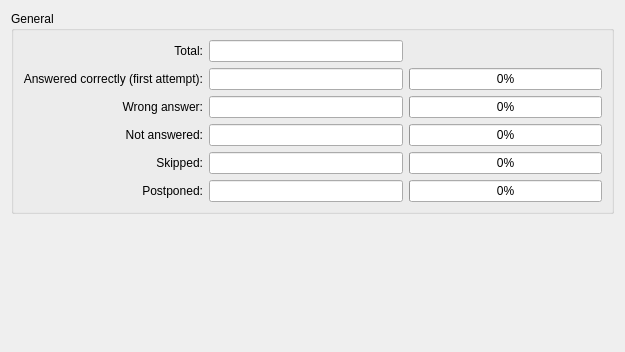
Before: the Qt Designer form src/practice/practicesummarywidget.ui in KDE/parley, drawn with Qt 5.
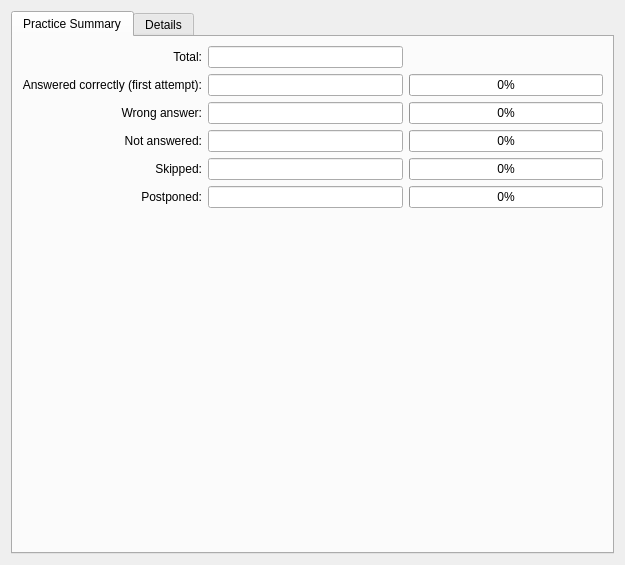
After: the same form once the commit is applied. The open tabs and pages were chosen to show the change. Custom widgets are drawn as their Qt base class.

Commit message: start dislplaying a summary with details - user answers are kept now

```diff
--- a/src/practice/practicesummarywidget.ui
+++ b/src/practice/practicesummarywidget.ui
@@ -1,24 +1,28 @@
 <ui version="4.0" >
  <class>PracticeSummaryWidget</class>
- <widget class="QWidget" name="PracticeSummaryWidget" >
-  <property name="geometry" >
+ <widget class="QWidget" name="PracticeSummaryWidget">
+  <property name="geometry">
    <rect>
     <x>0</x>
     <y>0</y>
     <width>625</width>
-    <height>352</height>
+    <height>565</height>
    </rect>
   </property>
-  <layout class="QVBoxLayout" >
+  <layout class="QHBoxLayout" name="horizontalLayout">
    <item>
-    <widget class="QGroupBox" name="groupBox" >
-     <property name="title" >
-      <string>General</string>
+    <widget class="QTabWidget" name="tabWidget">
+     <property name="currentIndex">
+      <number>1</number>
      </property>
-     <layout class="QGridLayout" >
-      <item row="0" column="0" >
-       <widget class="QLabel" name="label" >
-        <property name="text" >
+     <widget class="QWidget" name="generalTab">
+      <attribute name="title">
+       <string>Practice Summary</string>
+      </attribute>
+      <layout class="QGridLayout" name="gridLayout">
+       <item row="0" column="0">
+        <widget class="QLabel" name="label">
+         <property name="text">
          <string>Total:</string>
         </property>
         <property name="alignment" >
@@ -26,9 +30,9 @@
         </property>
        </widget>
       </item>
-      <item row="0" column="1" >
-       <widget class="KLineEdit" name="totalCountLineEdit" >
-        <property name="inputMask" >
+       <item row="0" column="1">
+        <widget class="KLineEdit" name="totalCountLineEdit">
+         <property name="inputMask">
          <string/>
         </property>
         <property name="alignment" >
@@ -39,9 +43,9 @@
         </property>
        </widget>
       </item>
-      <item row="1" column="0" >
-       <widget class="QLabel" name="label_2" >
-        <property name="text" >
+       <item row="1" column="0">
+        <widget class="QLabel" name="label_2">
+         <property name="text">
          <string>Answered correctly (first attempt):</string>
         </property>
         <property name="alignment" >
@@ -49,9 +53,9 @@
         </property>
        </widget>
       </item>
-      <item row="1" column="1" >
-       <widget class="KLineEdit" name="correctLineEdit" >
-        <property name="alignment" >
+       <item row="1" column="1">
+        <widget class="KLineEdit" name="correctLineEdit">
+         <property name="alignment">
          <set>Qt::AlignRight|Qt::AlignTrailing|Qt::AlignVCenter</set>
         </property>
         <property name="readOnly" >
@@ -59,16 +63,16 @@
         </property>
        </widget>
       </item>
-      <item row="1" column="2" >
-       <widget class="QProgressBar" name="correctProgressBar" >
-        <property name="value" >
+       <item row="1" column="2">
+        <widget class="QProgressBar" name="correctProgressBar">
+         <property name="value">
          <number>0</number>
         </property>
        </widget>
       </item>
-      <item row="2" column="0" >
-       <widget class="QLabel" name="label_3" >
-        <property name="text" >
+       <item row="2" column="0">
+        <widget class="QLabel" name="label_3">
+         <property name="text">
          <string>Wrong answer:</string>
         </property>
         <property name="alignment" >
@@ -76,9 +80,9 @@
         </property>
        </widget>
       </item>
-      <item row="2" column="1" >
-       <widget class="KLineEdit" name="wrongLineEdit" >
-        <property name="alignment" >
+       <item row="2" column="1">
+        <widget class="KLineEdit" name="wrongLineEdit">
+         <property name="alignment">
          <set>Qt::AlignRight|Qt::AlignTrailing|Qt::AlignVCenter</set>
         </property>
         <property name="readOnly" >
@@ -86,16 +90,16 @@
         </property>
        </widget>
       </item>
-      <item row="2" column="2" >
-       <widget class="QProgressBar" name="wrongProgressBar" >
-        <property name="value" >
+       <item row="2" column="2">
+        <widget class="QProgressBar" name="wrongProgressBar">
+         <property name="value">
          <number>0</number>
         </property>
        </widget>
       </item>
-      <item row="3" column="0" >
-       <widget class="QLabel" name="label_4" >
-        <property name="text" >
+       <item row="3" column="0">
+        <widget class="QLabel" name="label_4">
+         <property name="text">
          <string>Not answered:</string>
         </property>
         <property name="alignment" >
@@ -103,9 +107,9 @@
         </property>
        </widget>
       </item>
-      <item row="3" column="1" >
-       <widget class="KLineEdit" name="notAnsweredLineEdit" >
-        <property name="alignment" >
+       <item row="3" column="1">
+        <widget class="KLineEdit" name="notAnsweredLineEdit">
+         <property name="alignment">
          <set>Qt::AlignRight|Qt::AlignTrailing|Qt::AlignVCenter</set>
         </property>
         <property name="readOnly" >
@@ -113,16 +117,16 @@
         </property>
        </widget>
       </item>
-      <item row="3" column="2" >
-       <widget class="QProgressBar" name="notAnsweredProgressBar" >
-        <property name="value" >
+       <item row="3" column="2">
+        <widget class="QProgressBar" name="notAnsweredProgressBar">
+         <property name="value">
          <number>0</number>
         </property>
        </widget>
       </item>
-      <item row="4" column="0" >
-       <widget class="QLabel" name="skipKnownLabel" >
-        <property name="text" >
+       <item row="4" column="0">
+        <widget class="QLabel" name="skipKnownLabel">
+         <property name="text">
          <string>Skipped:</string>
         </property>
         <property name="alignment" >
@@ -130,9 +134,9 @@
         </property>
        </widget>
       </item>
-      <item row="4" column="1" >
-       <widget class="KLineEdit" name="skipKnownLineEdit" >
-        <property name="alignment" >
+       <item row="4" column="1">
+        <widget class="KLineEdit" name="skipKnownLineEdit">
+         <property name="alignment">
          <set>Qt::AlignRight|Qt::AlignTrailing|Qt::AlignVCenter</set>
         </property>
         <property name="readOnly" >
@@ -140,16 +144,16 @@
         </property>
        </widget>
       </item>
-      <item row="4" column="2" >
-       <widget class="QProgressBar" name="skipKnownProgressBar" >
-        <property name="value" >
+       <item row="4" column="2">
+        <widget class="QProgressBar" name="skipKnownProgressBar">
+         <property name="value">
          <number>0</number>
         </property>
        </widget>
       </item>
-      <item row="5" column="0" >
-       <widget class="QLabel" name="skipUnknownLabel" >
-        <property name="text" >
+       <item row="5" column="0">
+        <widget class="QLabel" name="skipUnknownLabel">
+         <property name="text">
          <string>Postponed:</string>
         </property>
         <property name="alignment" >
@@ -157,9 +161,9 @@
         </property>
        </widget>
       </item>
-      <item row="5" column="1" >
-       <widget class="KLineEdit" name="skipUnknownLineEdit" >
-        <property name="alignment" >
+       <item row="5" column="1">
+        <widget class="KLineEdit" name="skipUnknownLineEdit">
+         <property name="alignment">
          <set>Qt::AlignRight|Qt::AlignTrailing|Qt::AlignVCenter</set>
         </property>
         <property name="readOnly" >
@@ -167,28 +171,60 @@
         </property>
        </widget>
       </item>
-      <item row="5" column="2" >
-       <widget class="QProgressBar" name="skipUnknownProgressBar" >
-        <property name="value" >
+       <item row="5" column="2">
+        <widget class="QProgressBar" name="skipUnknownProgressBar">
+         <property name="value">
          <number>0</number>
         </property>
        </widget>
       </item>
-     </layout>
-    </widget>
-   </item>
-   <item>
-    <spacer>
-     <property name="orientation" >
+       <item row="6" column="0">
+        <spacer name="verticalSpacer">
+         <property name="orientation">
       <enum>Qt::Vertical</enum>
      </property>
-     <property name="sizeHint" stdset="0" >
+         <property name="sizeHint" stdset="0">
       <size>
        <width>20</width>
        <height>40</height>
       </size>
      </property>
     </spacer>
+       </item>
+      </layout>
+     </widget>
+     <widget class="QWidget" name="tab_2">
+      <attribute name="title">
+       <string>Details</string>
+      </attribute>
+      <layout class="QHBoxLayout" name="horizontalLayout_2">
+       <item>
+        <widget class="QTableWidget" name="tableWidget">
+         <column>
+          <property name="text">
+           <string>From</string>
+          </property>
+         </column>
+         <column>
+          <property name="text">
+           <string>New Column</string>
+          </property>
+         </column>
+         <column>
+          <property name="text">
+           <string>Your Answer</string>
+          </property>
+         </column>
+         <column>
+          <property name="text">
+           <string>Attempts</string>
+          </property>
+         </column>
+        </widget>
+       </item>
+      </layout>
+     </widget>
+    </widget>
    </item>
   </layout>
  </widget>
```
Left out of the diff: 29 changed lines with no effect on the pictures. Lines whose indentation alone changed are shown as unchanged. The commit also changes 5 other files.
